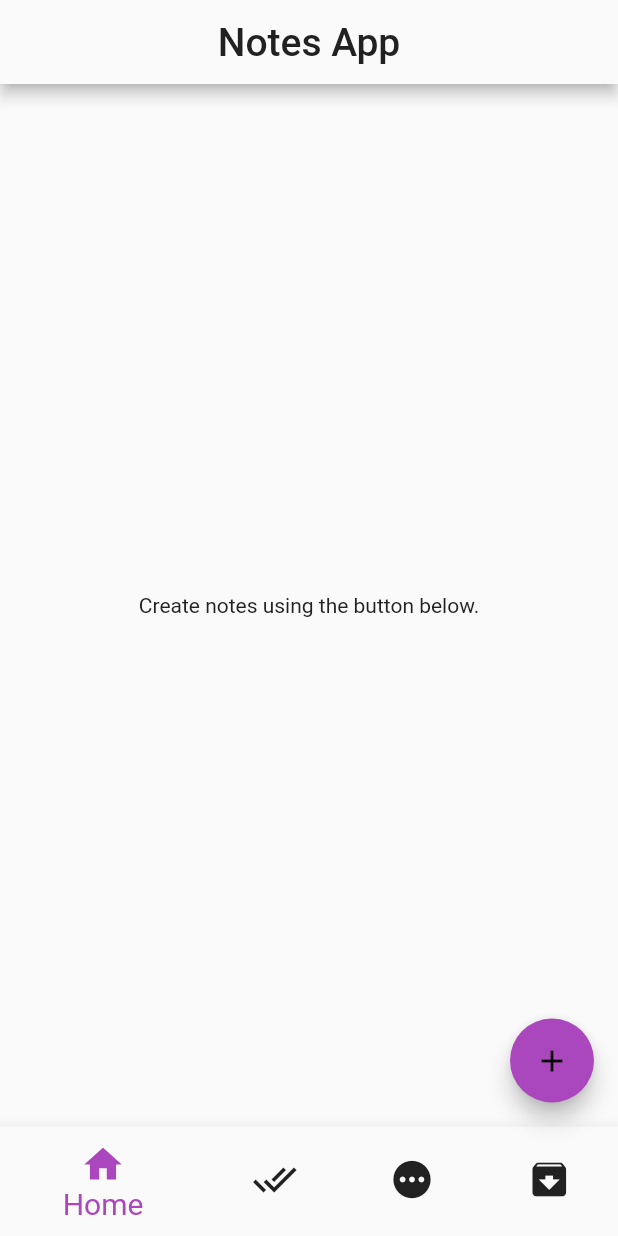
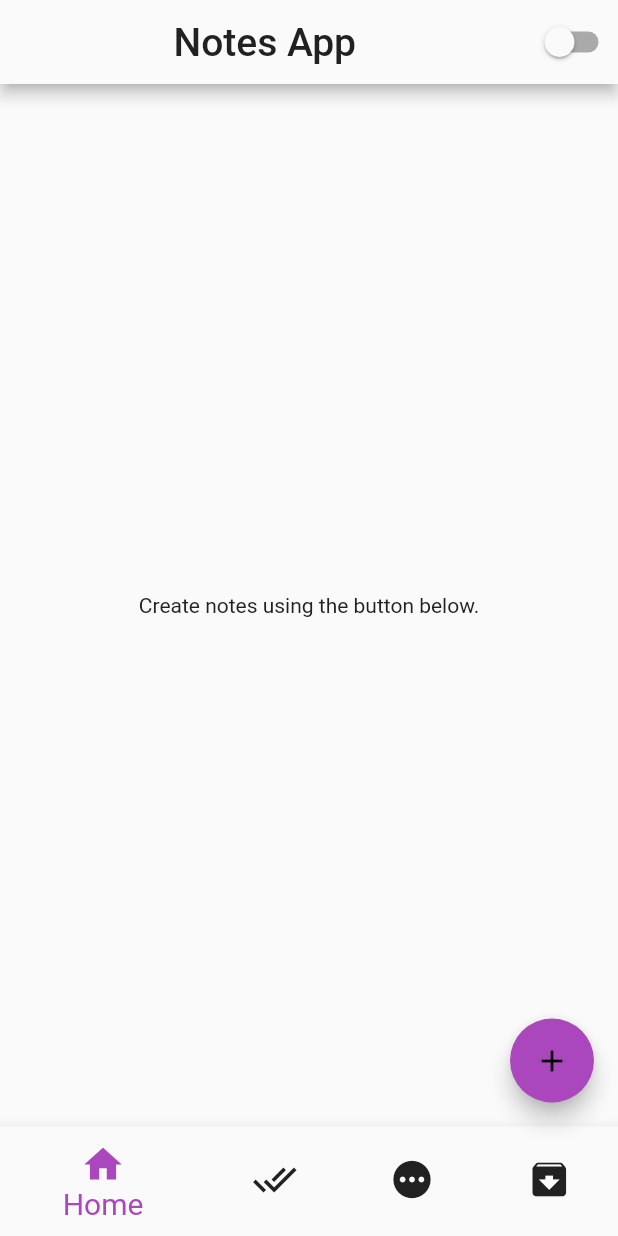
Before and after one commit to bisma-im/notes_app, a Flutter app: the screen it shows after launch, on a phone screen of 412 x 824 dp. Run offline on Flutter 3.47's test engine with Material 2 defaults, Android fonts, the phone set to English and light mode, and no system bars.

Commit message:
Applied light and dark theme manager

```diff
--- a/lib/main.dart
+++ b/lib/main.dart
@@ -1,13 +1,40 @@
 import 'package:flutter/material.dart';
 import 'package:notes_app/module_screens/home_screen.dart';
 import 'package:notes_app/theme/theme.dart';
+import 'package:notes_app/theme/theme_manager.dart';
 
 void main() {
   runApp(const MyApp());
 }
 
-class MyApp extends StatelessWidget {
+ThemeManager themeManager = ThemeManager();
+
+class MyApp extends StatefulWidget {
   const MyApp({super.key});
+
+  @override
+  State<MyApp> createState() => _MyAppState();
+}
+
+class _MyAppState extends State<MyApp> {
+
+  @override
+  void dispose() {
+    super.dispose();
+    themeManager.removeListener(themeListener);
+  }
+
+  @override
+  void initState() {
+    themeManager.addListener(themeListener);
+    super.initState();
+  }
+
+  themeListener(){
+    if(mounted){
+      setState(() {});
+    }
+  }
   // This widget is the root of your application.
   @override
   Widget build(BuildContext context) {
@@ -15,6 +42,7 @@ class MyApp extends StatelessWidget {
       debugShowCheckedModeBanner: false,
       theme: lightMode,
       darkTheme: darkMode,
+      themeMode: themeManager.themeMode,
       home: const HomeScreen(),
     );
   }
```
Also changed, not shown: lib/module_screens/home_screen.dart (+9 -3 lines), lib/theme/theme_manager.dart (added, +12 -0 lines).
